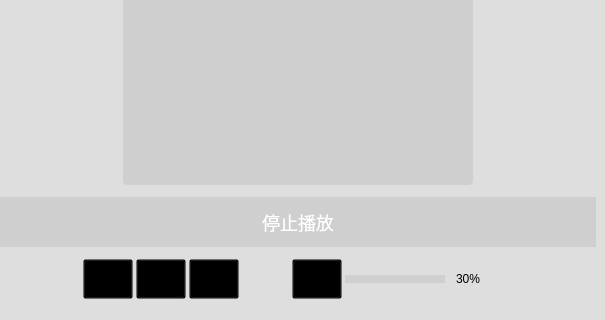
Qt form mainwindow.ui (yzzyzz/ssrplayer) before a commit; both pictures show x 295 to 900 and y 280 to 600 of the 900 by 600 pixel window.
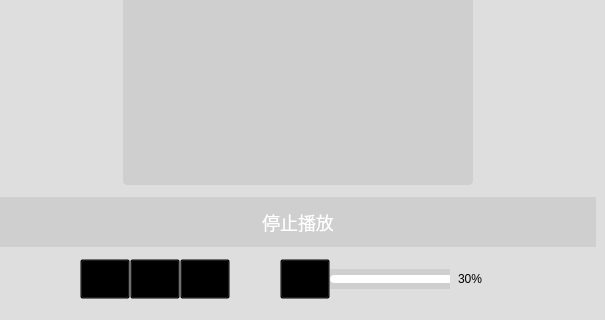
The same form after that commit. Icons and pictures are not drawn.

The edit to the form file:
```diff
--- a/mainwindow.ui
+++ b/mainwindow.ui
@@ -587,14 +587,14 @@
          <widget class="QSlider" name="volumeSlider">
           <property name="minimumSize">
            <size>
-            <width>100</width>
-            <height>0</height>
+            <width>120</width>
+            <height>20</height>
            </size>
           </property>
           <property name="maximumSize">
            <size>
-            <width>100</width>
-            <height>8</height>
+            <width>120</width>
+            <height>20</height>
            </size>
           </property>
           <property name="sizeIncrement">
@@ -623,12 +623,19 @@
 border-radius: 1px;
 }
 
+QSlider::add-page:horizontal {
+    background: #808080;
+    border-radius: 4px;
+}
+
+QSlider::sub-page:horizontal {
+    background: white;
+    border-radius: 4px;
+}
 QSlider::handle:horizontal {
-image: url(:/icons/res/star_shining.png);
-width: 16px;
-margin-top: -2px;
-margin-bottom: -2px;
-border-radius: 4px;
+    width: 12px;
+    background: white;
+    border-radius: 6px;
 }
 </string>
           </property>
```
